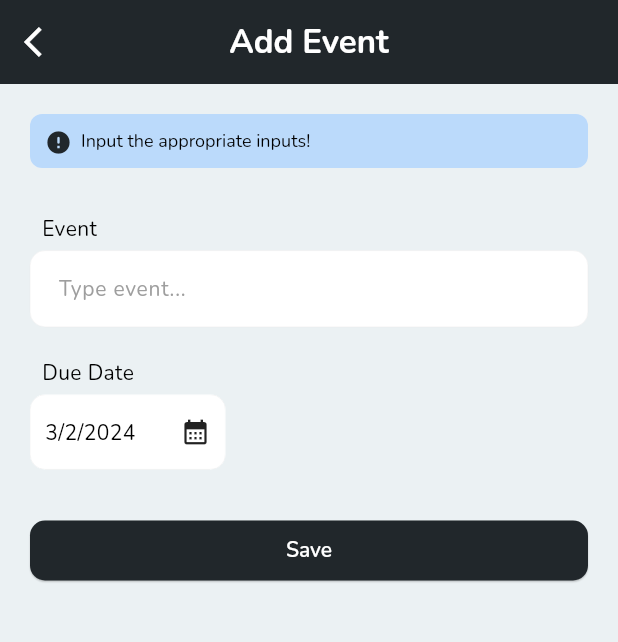
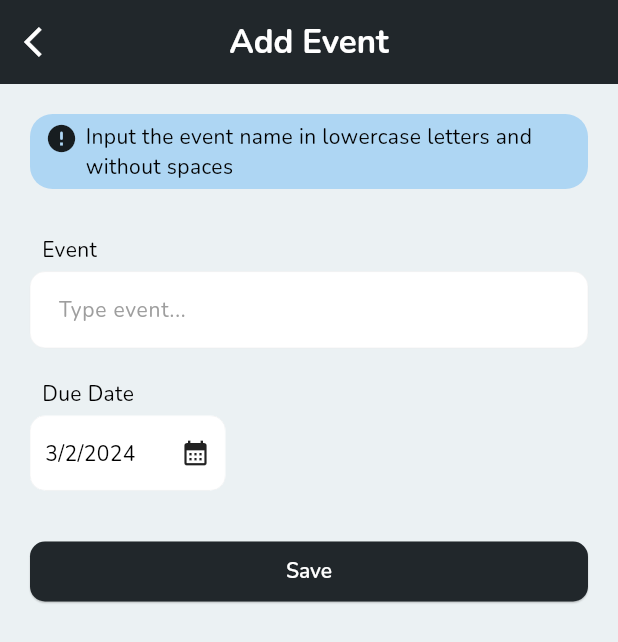
Before and after one commit to FOSTI-UMS/fospresence-app, a Flutter app: the AddEventScreen screen opened directly, on a phone screen of 412 x 824 dp. Shown: the top 642 px of the screen. Run offline on Flutter 3.47's test engine with Material 3 defaults, Android fonts, the phone set to English and light mode, and no system bars; our stand-ins replace bloc, equatable.

```diff
--- a/lib/core/themes/light_theme.dart
+++ b/lib/core/themes/light_theme.dart
@@ -8,6 +8,7 @@ ThemeData get lightThemeData => ThemeData(
         scrolledUnderElevation: 0,
         backgroundColor: primaryColor,
         foregroundColor: Colors.white,
+        centerTitle: true,
         titleTextStyle: const TextStyle(
           fontFamily: "Nunito",
           fontSize: 22,
@@ -119,5 +120,5 @@ ThemeData get lightThemeData => ThemeData(
 Theme lightTheme(Widget? child) => Theme(
     data: lightThemeData.copyWith(
         primaryColor: primaryColor,
-        colorScheme: ColorScheme.light(primary: primaryColor)),
+        colorScheme: const ColorScheme.light(primary: Colors.blue)),
     child: child!);
--- a/lib/features/addEvent/presentation/pages/add_event.dart
+++ b/lib/features/addEvent/presentation/pages/add_event.dart
@@ -9,7 +9,6 @@ class AddEventScreen extends StatelessWidget {
   Widget build(BuildContext context) {
     return Scaffold(
       appBar: AppBar(
-        centerTitle: true,
         title: const Text("Add Event"),
         leading: GestureDetector(
             onTap: () => Navigator.pop(context),
--- a/lib/features/addEvent/presentation/widgets/add_event_form.dart
+++ b/lib/features/addEvent/presentation/widgets/add_event_form.dart
@@ -1,3 +1,4 @@
+import 'package:flutter/cupertino.dart';
 import 'package:flutter/material.dart';
 import 'package:fospresence/core/constants/colors.dart';
 import 'package:fospresence/core/constants/font.dart';
@@ -11,7 +12,8 @@ class AddEventForm extends StatefulWidget {
 }
 
 class _AddEventFormState extends State<AddEventForm> {
-  DateTime? selectedDate = DateTime.now();
+  DateTime? _selectedDate = DateTime.now();
+  final _formKey = GlobalKey<FormState>();
   @override
   Widget build(BuildContext context) {
     return Padding(
@@ -19,17 +21,30 @@ class _AddEventFormState extends State<AddEventForm> {
       child: SingleChildScrollView(
         physics: const NeverScrollableScrollPhysics(),
         child: Form(
+          key: _formKey,
           child: Column(
             crossAxisAlignment: CrossAxisAlignment.start,
             children: [
               const SizedBox(height: 20),
-              Chip(
-                materialTapTargetSize: MaterialTapTargetSize.shrinkWrap,
-                avatar: const Icon(Icons.error_rounded),
-                backgroundColor: Colors.blue.withOpacity(0.3),
-                label: SizedBox(
-                  width: MediaQuery.sizeOf(context).width,
-                  child: const Text("Input the appropriate inputs!"),
+              Container(
+                padding:
+                    const EdgeInsets.symmetric(horizontal: 10, vertical: 5),
+                width: MediaQuery.sizeOf(context).width,
+                decoration: BoxDecoration(
+                    color: Colors.blue.withOpacity(0.3),
+                    borderRadius: BorderRadius.circular(15)),
+                child: const Row(
+                  crossAxisAlignment: CrossAxisAlignment.start,
+                  children: [
+                    Icon(Icons.error_rounded, size: 22),
+                    SizedBox(width: 5),
+                    Expanded(
+                      child: Text(
+                          "Input the event name in lowercase letters and without spaces",
+                          maxLines: 3,
+                          overflow: TextOverflow.fade),
+                    ),
+                  ],
                 ),
               ),
               const SizedBox(height: 30),
@@ -52,8 +67,8 @@ class _AddEventFormState extends State<AddEventForm> {
                     side: BorderSide(width: 0.2, color: lightGrey)),
                 child: InkWell(
                   onTap: () async {
-                    selectedDate = await _showDatetimePicker(context);
-                    selectedDate = selectedDate ?? DateTime.now();
+                    _selectedDate = await _showDatetimePicker(context);
+                    _selectedDate = _selectedDate ?? DateTime.now();
                     setState(() {});
                   },
                   child: Container(
@@ -64,7 +79,7 @@ class _AddEventFormState extends State<AddEventForm> {
                         mainAxisAlignment: MainAxisAlignment.spaceBetween,
                         children: [
                           Text(
-                              "${selectedDate!.month}/${selectedDate!.day}/${selectedDate!.year}"),
+                              "${_selectedDate!.month}/${_selectedDate!.day}/${_selectedDate!.year}"),
                           const SizedBox(width: 30),
                           const Icon(Icons.calendar_month, size: 20),
                         ],
@@ -77,7 +92,9 @@ class _AddEventFormState extends State<AddEventForm> {
               SizedBox(
                 width: MediaQuery.sizeOf(context).width,
                 child: ElevatedButton(
-                  onPressed: () {},
+                  onPressed: () {
+                    if (_formKey.currentState!.validate()) {}
+                  },
                   child: const Text("Save"),
                 ),
               )
```
Also changed, not shown: lib/features/home/presentation/widgets/event_card.dart (deleted, +0 -141 lines).
